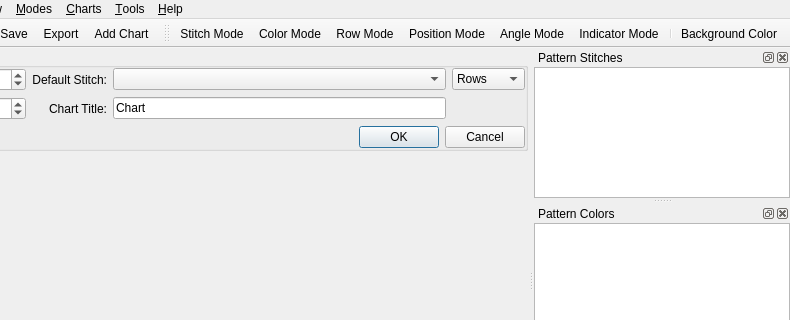
The window that src/mainwindow.ui (iPenguin/CrochetCharts) describes before a commit, drawn with Qt 5; both pictures show x 104 to 894 and y 0 to 320 of the 894 by 511 pixel window.
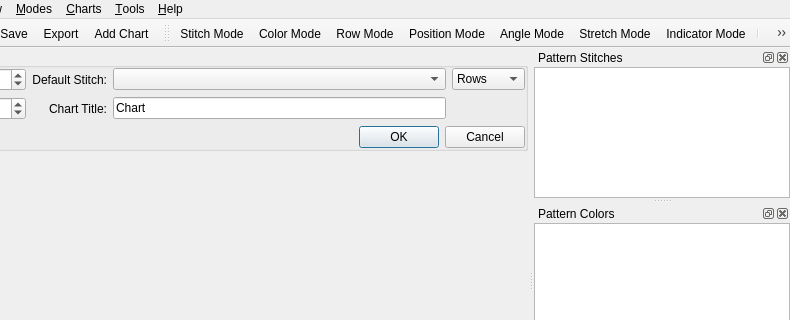
The same window after the commit. Icons and pictures are not drawn.

Commit message: Re-add Stitch Stretching to the tools.

Patch:
```diff
--- a/src/mainwindow.ui
+++ b/src/mainwindow.ui
@@ -487,6 +487,7 @@
    <addaction name="actionGridMode"/>
    <addaction name="actionPositionMode"/>
    <addaction name="actionAngleMode"/>
+   <addaction name="actionStretchMode"/>
    <addaction name="actionIndicatorMode"/>
    <addaction name="separator"/>
    <addaction name="actionColorSelectorBg"/>
```
Left out of the diff: 1 changed line with no effect on the pictures.
